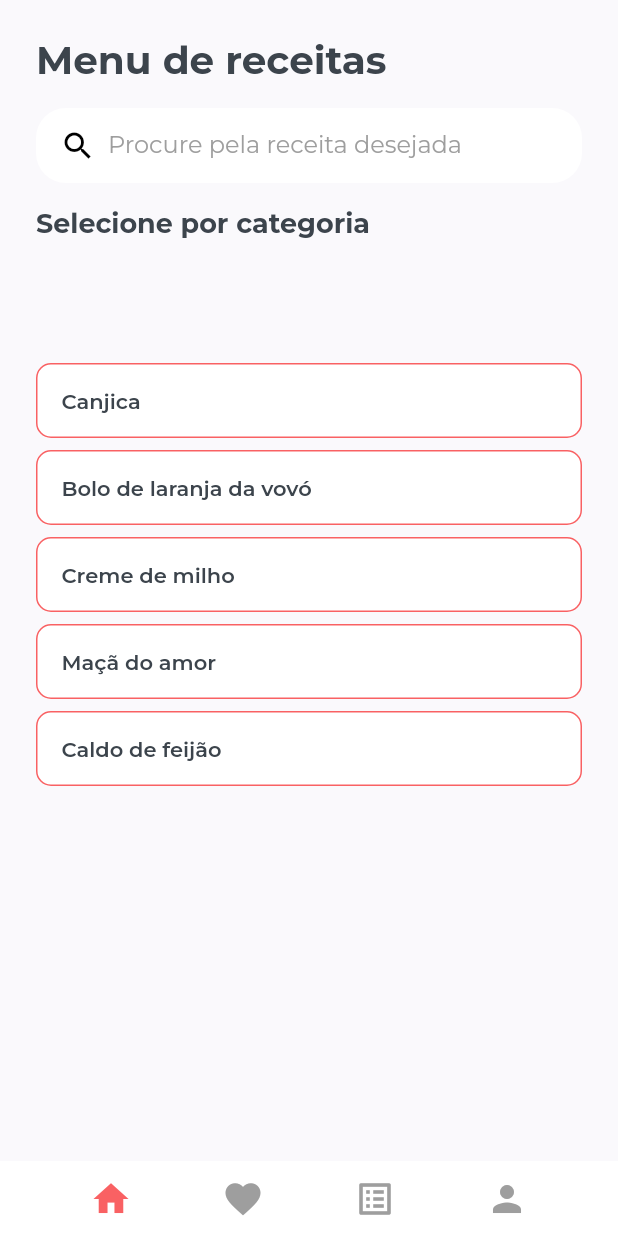
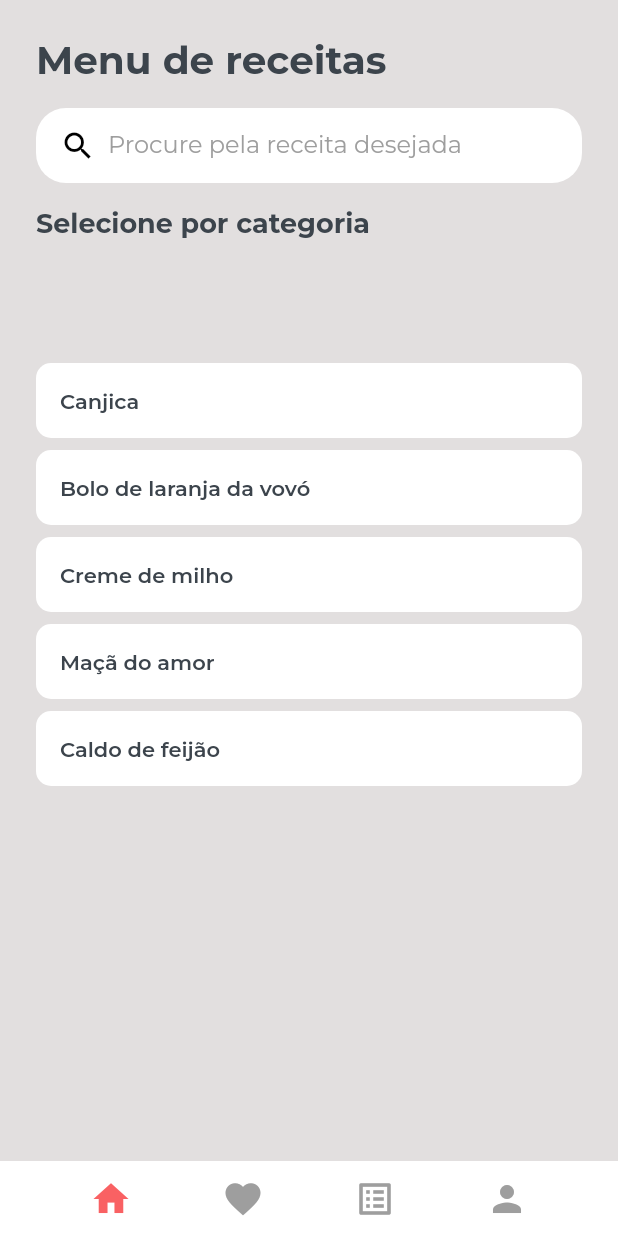
Before and after one commit to hendriksonpetzold/food_recipe_app, a Flutter app: the screen it shows after launch, after a tap on "Iniciar", on a phone screen of 412 x 824 dp. Run offline on Flutter 3.47's test engine with Material 2 defaults, Android fonts, the phone set to English and light mode, and no system bars; our stand-ins replace dio, get, google_fonts, hive, hive_flutter; accounts and stored records are empty; network calls fail; statements that could not run were skipped.

Commit message:
fix: launch_json

```diff
--- a/lib/components/app_button.dart
+++ b/lib/components/app_button.dart
@@ -32,11 +32,6 @@ class AppButton extends StatelessWidget {
         decoration: BoxDecoration(
           color: isSelected.value ? AppColors.accentColor : Colors.white,
           borderRadius: BorderRadius.circular(circularBorder),
-          border: isSelected.value
-              ? null
-              : Border.all(
-                  color: AppColors.accentColor,
-                ),
         ),
         child: Center(
           child: Text(
--- a/lib/components/recipe_card.dart
+++ b/lib/components/recipe_card.dart
@@ -22,11 +22,9 @@ class RecipeCard extends StatelessWidget {
       height: 50,
       width: double.infinity,
       decoration: BoxDecoration(
-          color: Colors.white,
-          borderRadius: BorderRadius.circular(10),
-          border: Border.all(
-            color: AppColors.accentColor,
-          )),
+        color: Colors.white,
+        borderRadius: BorderRadius.circular(10),
+      ),
       child: Row(
         mainAxisAlignment: MainAxisAlignment.spaceBetween,
         children: [
--- a/lib/style/app_colors.dart
+++ b/lib/style/app_colors.dart
@@ -3,6 +3,7 @@ import 'package:flutter/material.dart';
 class AppColors {
   static const Color primaryColor = Color(0XFFffffff);
   static const Color accentColor = Color(0XFFf96163);
-  static const Color backGroundColor = Color(0xFFfaf9fc);
+  //static const Color backGroundColor = Color(0xFFfaf9fc);
+  static const Color backGroundColor = Color.fromARGB(255, 226, 223, 223);
   static const Color textColor = Color(0xFF3c444c);
 }
```
Also changed, not shown: 1 other file.
